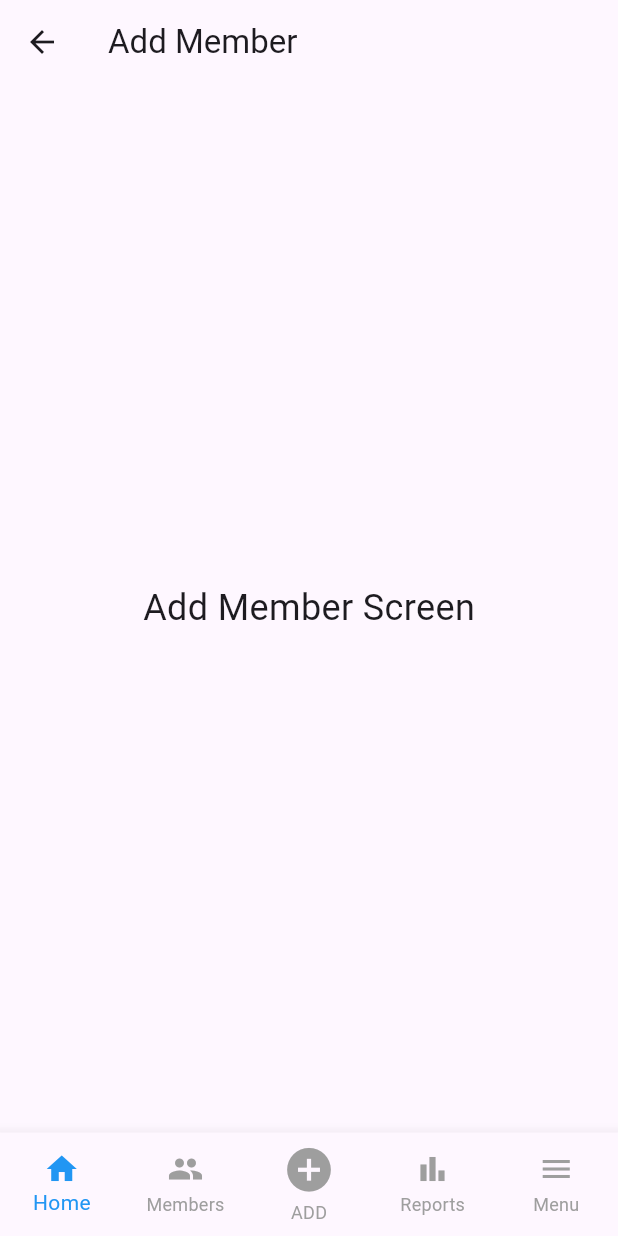
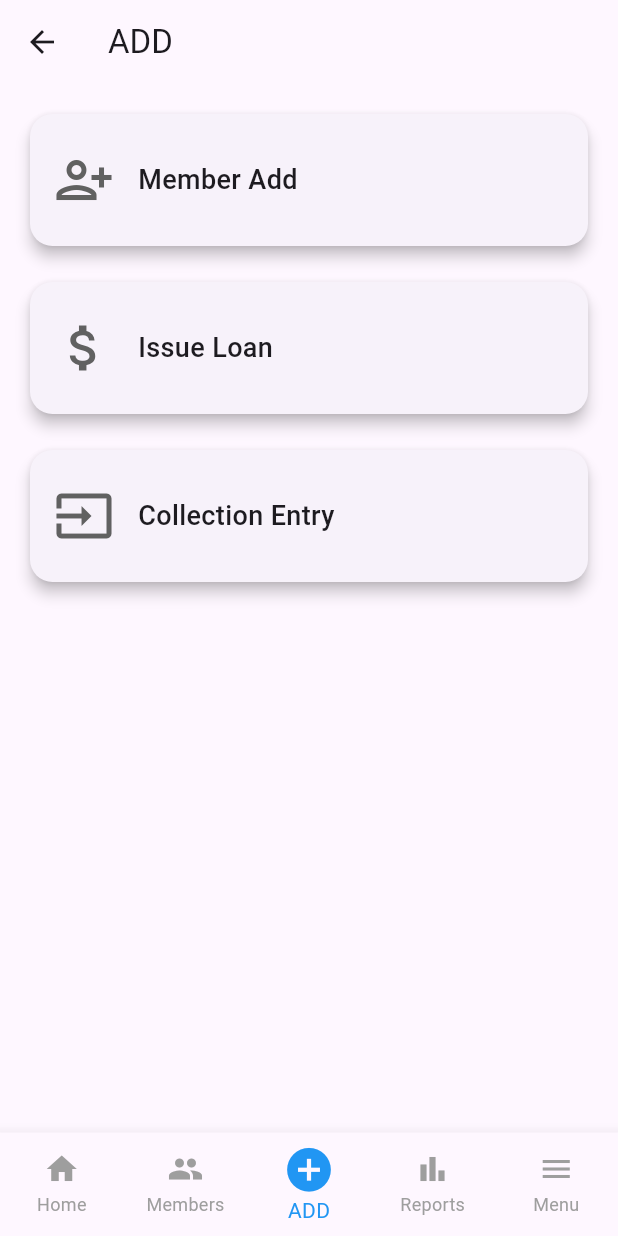
Before and after one commit to sparkmind-org/BachatGatApp, a Flutter app: the AddMemberScreen screen opened by its route, item 3 of the bottom bar chosen, on a phone screen of 412 x 824 dp. Run offline on Flutter 3.47's test engine with Material 3 defaults, Android fonts, the phone set to English and light mode, and no system bars.

Commit message:
Adding new file

```diff
--- a/lib/app/routes.dart
+++ b/lib/app/routes.dart
@@ -2,16 +2,18 @@ import 'package:flutter/material.dart';
 import '../screens/login/login_screen.dart';
 import '../screens/home/home_screen.dart';
 import '../screens/members/members_list_screen.dart';
-import '../screens/members/add_member_screen.dart';
+import '../screens/add/member_add_screen.dart/add_member_screen.dart';
 import '../screens/loan/issue_loan_screen.dart';
 import '../screens/loan/loan_collection_screen.dart';
 import '../screens/reports/reports_screen.dart';
 import '../screens/menu/menu_screen.dart';
+import '../screens/add/add_screen.dart';
 
 final Map<String, WidgetBuilder> appRoutes = {
   '/': (context) => const LoginScreen(),
   '/home': (context) => const HomeScreen(),
   '/members': (context) => const MembersListScreen(),
+  '/add': (context) => const AddScreen(),
   '/add-member': (context) => const AddMemberScreen(),
   '/issue-loan': (context) => const IssueLoanScreen(),
   '/loan-collection': (context) => const LoanCollectionScreen(),
--- /dev/null
+++ b/lib/screens/add/add_screen.dart
@@ -0,0 +1,109 @@
+import 'package:flutter/material.dart';
+import '../../widgets/custom_footer.dart';
+
+class AddScreen extends StatefulWidget {
+  const AddScreen({Key? key}) : super(key: key);
+
+  @override
+  _AddScreenState createState() => _AddScreenState();
+}
+
+class _AddScreenState extends State<AddScreen> {
+  int _selectedIndex = 2; // Set to 2 since this is the 'Add' screen
+
+  void _onItemTapped(int index) {
+    switch (index) {
+      case 0:
+        Navigator.pushNamed(context, '/home');
+        break;
+      case 1:
+        Navigator.pushNamed(context, '/members');
+        break;
+      case 2:
+        Navigator.pushNamed(context, '/add');
+        break;
+      case 3:
+        Navigator.pushNamed(context, '/reports');
+        break;
+      case 4:
+        Navigator.pushNamed(context, '/menu');
+        break;
+    }
+  }
+
+  @override
+  Widget build(BuildContext context) {
+    return Scaffold(
+      appBar: AppBar(
+        title: const Text('ADD'),
+      ),
+      body: Padding(
+        padding: const EdgeInsets.all(16.0),
+        child: Column(
+          crossAxisAlignment: CrossAxisAlignment.stretch,
+          children: [
+            _buildCard(
+              icon: Icons.person_add_alt,
+              label: 'Member Add',
+              onTap: () {
+               Navigator.pushNamed(context, '/add-member');
+              },
+            ),
+            SizedBox(height: 16),
+            _buildCard(
+              icon: Icons.attach_money,
+              label: 'Issue Loan',
+              onTap: () {
+               Navigator.pushNamed(context, '/issue-loan');
+              },
+            ),
+            SizedBox(height: 16),
+            _buildCard(
+              icon: Icons.input,
+              label: 'Collection Entry',
+              onTap: () {
+                Navigator.pushNamed(context, '/loan-collection');
+              },
+            ),
+          ],
+        ),
+      ),
+      bottomNavigationBar: CustomFooter(
+        currentIndex: _selectedIndex,
+        onItemTapped: (index) {
+          setState(() {
+            _selectedIndex = index;
+          });
+          _onItemTapped(index);
+        },
+      ),
+    );
+  }
+
+  Widget _buildCard({required IconData icon, required String label, required VoidCallback onTap}) {
+    return GestureDetector(
+      onTap: onTap,
+      child: Card(
+        shape: RoundedRectangleBorder(
+          borderRadius: BorderRadius.circular(15.0),
+        ),
+        elevation: 4,
+        child: Padding(
+          padding: const EdgeInsets.symmetric(vertical: 24, horizontal: 16),
+          child: Row(
+            children: [
+              Icon(icon, size: 40, color: Colors.grey[700]),
+              SizedBox(width: 16),
+              Expanded(
+                child: Text(
+                  label,
+                  style: TextStyle(fontSize: 18, fontWeight: FontWeight.w500),
+                ),
+              ),
+            ],
+          ),
+        ),
+      ),
+    );
+  }
+}
--- a/lib/screens/home/home_screen.dart
+++ b/lib/screens/home/home_screen.dart
@@ -20,7 +20,7 @@ class _HomeScreenState extends State<HomeScreen> {
         Navigator.pushNamed(context, '/members');
         break;
       case 2:
-        Navigator.pushNamed(context, '/add-member');
+        Navigator.pushNamed(context, '/add');
         break;
       case 3:
         Navigator.pushNamed(context, '/reports');
--- a/lib/screens/members/add_member_screen.dart
+++ /dev/null
@@ -1,52 +0,0 @@
-import 'package:flutter/material.dart';
-import '../../widgets/custom_footer.dart';
-
-class AddMemberScreen extends StatefulWidget {
-  const AddMemberScreen({Key? key}) : super(key: key);
-
-  @override
-   _AddMembersScreenState createState() => _AddMembersScreenState();
-}
-
-class _AddMembersScreenState extends State<AddMemberScreen> {
- int _selectedIndex = 0;
-
-  void _onItemTapped(int index) {
-    switch (index) {
-      case 0:
-        Navigator.pushNamed(context, '/home');
-        break;
-      case 1:
-        Navigator.pushNamed(context, '/members');
-        break;
-      case 2:
-        Navigator.pushNamed(context, '/add-member');
-        break;
-      case 3:
-        Navigator.pushNamed(context, '/reports');
-        break;
-      case 4:
-        Navigator.pushNamed(context, '/menu');
-        break;
-    }
-  }
-  Widget build(BuildContext context) {
-    return Scaffold(
-      appBar: AppBar(
-        title: const Text('Add Member'),
-      ),
-      body: Center(
-        child: Text('Add Member Screen', style: TextStyle(fontSize: 24)),
-      ),
-      bottomNavigationBar: CustomFooter(
-        currentIndex: _selectedIndex,
-        onItemTapped: (index) {
-          setState(() {
-            _selectedIndex = index;
-          });
-          _onItemTapped(index);
-        },
-      ),
-    );
-  }
-}
--- a/lib/screens/members/members_list_screen.dart
+++ b/lib/screens/members/members_list_screen.dart
@@ -20,7 +20,7 @@ class _MembersListScreenState extends State<MembersListScreen> {
         Navigator.pushNamed(context, '/members');
         break;
       case 2:
-        Navigator.pushNamed(context, '/add-member');
+        Navigator.pushNamed(context, '/add');
         break;
       case 3:
         Navigator.pushNamed(context, '/reports');
--- a/lib/screens/reports/reports_screen.dart
+++ b/lib/screens/reports/reports_screen.dart
@@ -20,7 +20,7 @@ class _ReportsScreenState extends State<ReportsScreen> {
         Navigator.pushNamed(context, '/members');
         break;
       case 2:
-        Navigator.pushNamed(context, '/add-member');
+        Navigator.pushNamed(context, '/add');
         break;
       case 3:
         Navigator.pushNamed(context, '/reports');
```
Also changed, not shown: lib/screens/add/member_add_screen.dart/add_member_screen.dart (added, +84 -0 lines).
